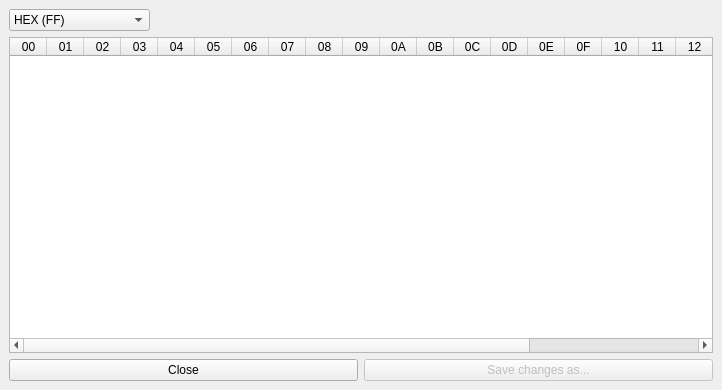
Before: the Qt Designer form qtgui/frames/hex_viewer_widget.ui in PinguinoIDE/pinguino-ide, drawn with Qt 5.
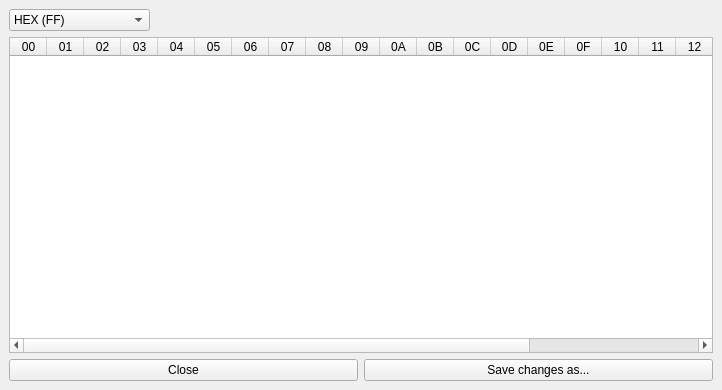
After: the same form once the commit is applied.

Diff of the .ui file:
```diff
--- a/qtgui/frames/hex_viewer_widget.ui
+++ b/qtgui/frames/hex_viewer_widget.ui
@@ -199,7 +199,7 @@
       <item>
        <widget class="QPushButton" name="pushButton_save_changes">
         <property name="enabled">
-         <bool>false</bool>
+         <bool>true</bool>
         </property>
         <property name="text">
          <string>Save changes as...</string>
```
